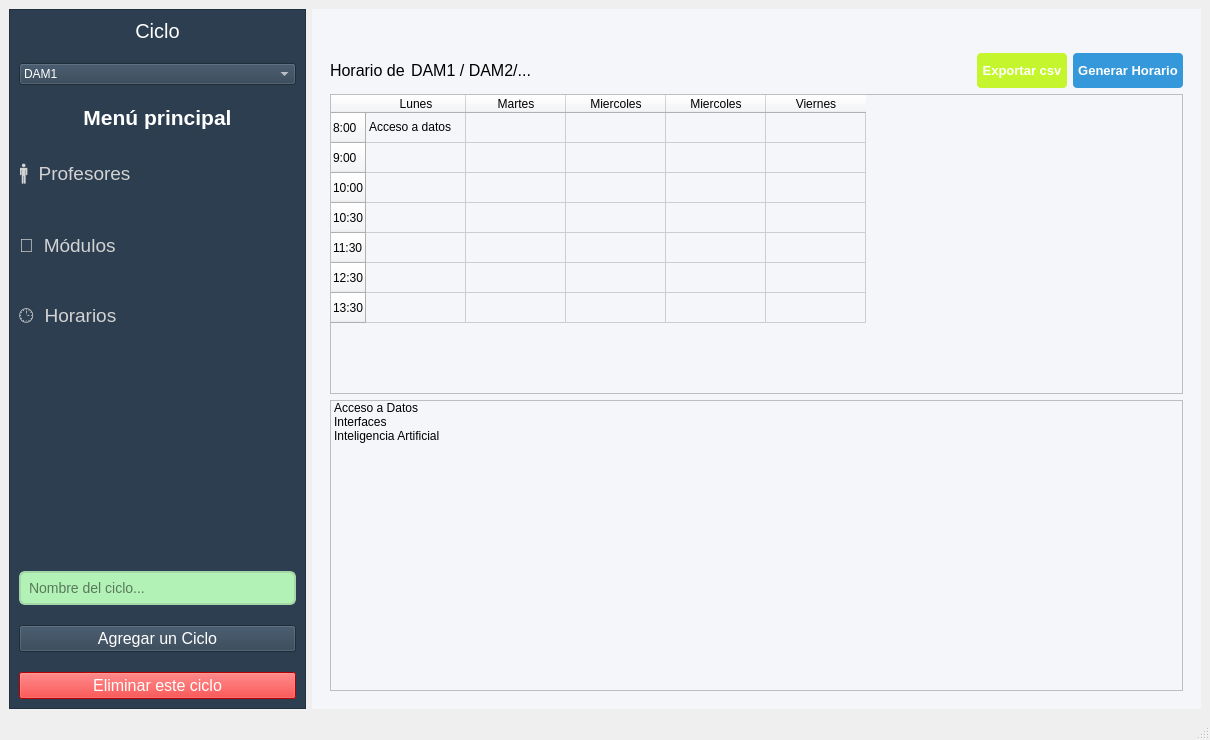
Before: the Qt Designer form src/ui/horarios.ui in IvanJesusCorbalanPascual/Creador-de-Horarios, drawn with Qt 5.
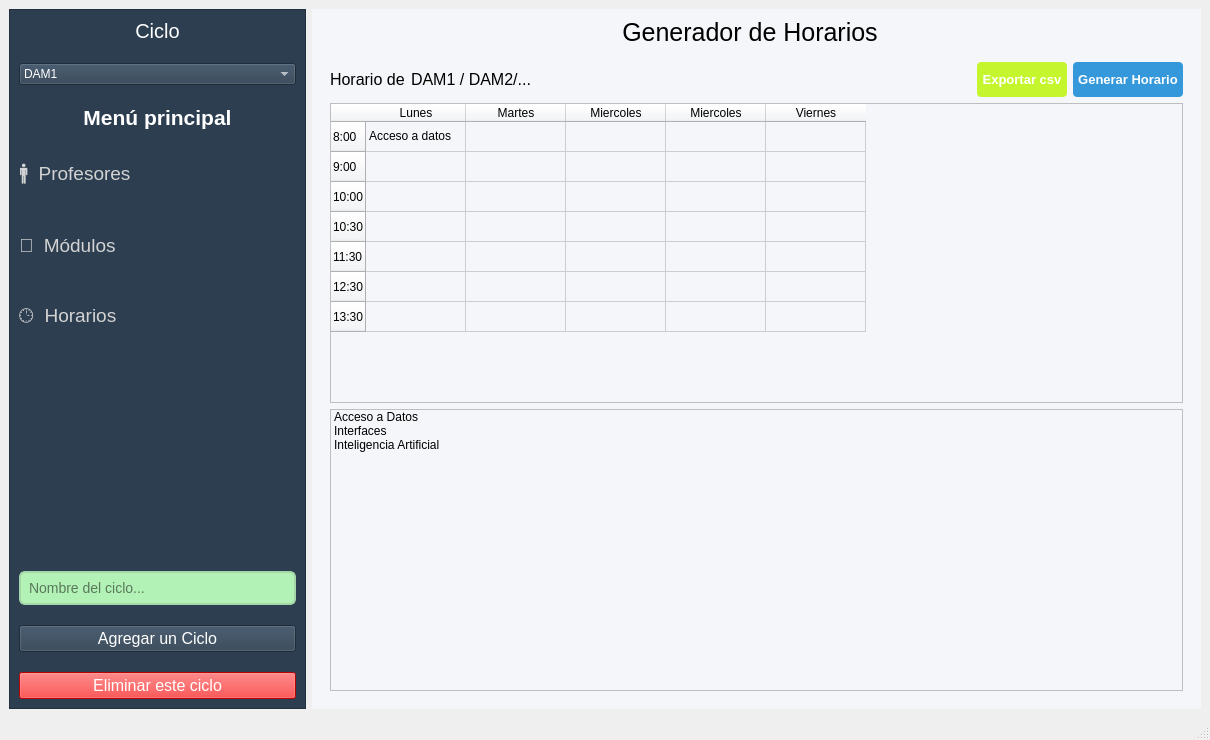
After: the same form once the commit is applied. Icons and pictures are not drawn.

Commit message: mini cambios en ui

```diff
--- a/src/ui/horarios.ui
+++ b/src/ui/horarios.ui
@@ -360,6 +360,32 @@
          <property name="bottomMargin">
           <number>0</number>
          </property>
+         <item>
+          <spacer name="horizontalSpacer_5">
+           <property name="orientation">
+            <enum>Qt::Horizontal</enum>
+           </property>
+           <property name="sizeHint" stdset="0">
+            <size>
+             <width>40</width>
+             <height>20</height>
+            </size>
+           </property>
+          </spacer>
+         </item>
+         <item>
+          <widget class="QLabel" name="label_6">
+           <property name="styleSheet">
+            <string notr="true">font-size:25px;</string>
+           </property>
+           <property name="text">
+            <string>Generador de Horarios</string>
+           </property>
+           <property name="alignment">
+            <set>Qt::AlignCenter</set>
+           </property>
+          </widget>
+         </item>
          <item>
           <spacer name="horizontalSpacer_4">
            <property name="orientation">
```
The commit also changes 1 other file.
